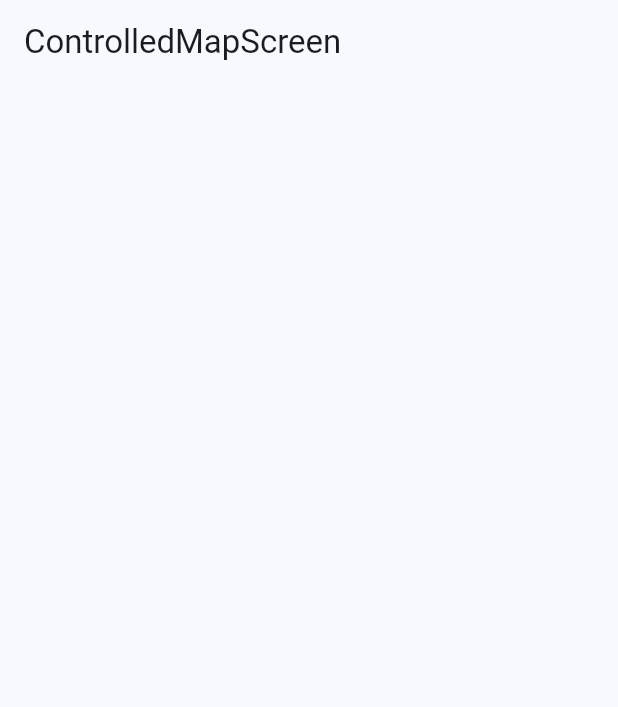
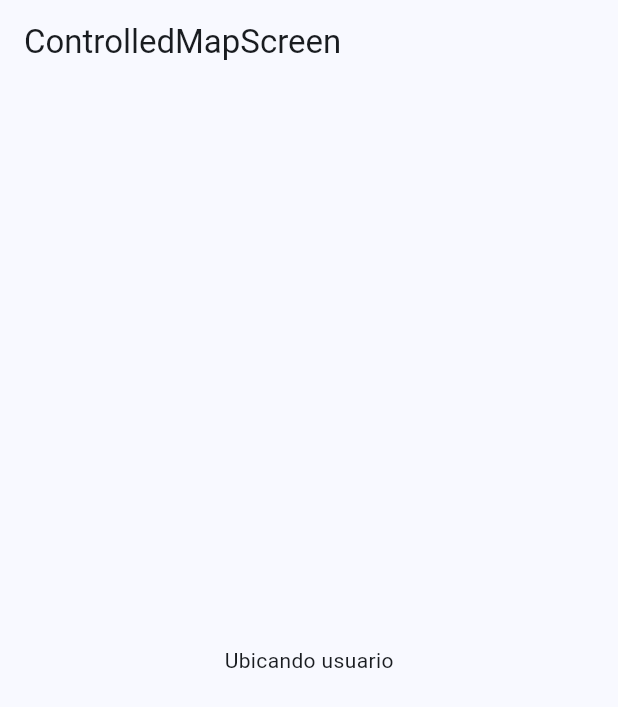
Before and after one commit to marcelojmfr10/flutter-intermedio, a Flutter app: the ControlledMapScreen screen opened by its route, on a phone screen of 412 x 824 dp. Shown: the top 707 px of the screen. Run offline on Flutter 3.47's test engine with Material 3 defaults, Android fonts, the phone set to English and light mode, and no system bars; our stand-ins replace dio, flutter_compass, flutter_riverpod, geolocator, go_router, google_fonts and 5 more.

Commit message:
Inicio pantalla controlled_map

```diff
--- a/lib/presentation/screens/location/controlled_map_screen.dart
+++ b/lib/presentation/screens/location/controlled_map_screen.dart
@@ -1,10 +1,31 @@
 import 'package:flutter/material.dart';
+import 'package:flutter_miscellaneous/presentation/providers/providers.dart';
+import 'package:flutter_riverpod/flutter_riverpod.dart';
 
-class ControlledMapScreen extends StatelessWidget {
+class ControlledMapScreen extends ConsumerWidget {
   const new({super.key});
 
   @override
-  Widget build(BuildContext context) {
-    return Scaffold(appBar: AppBar(title: Text('ControlledMapScreen')));
+  Widget build(BuildContext context, ref) {
+    final watchUserLocation = ref.watch(watchLocationProvider);
+    return Scaffold(
+      appBar: AppBar(title: Text('ControlledMapScreen')),
+      body: watchUserLocation.when(
+        data: (data) => MapAndControls(latitude: data.$1, longitude: data.$2),
+        error: (error, stackTrace) => Text('$error'),
+        loading: () => Center(child: Text('Ubicando usuario')),
+      ),
+    );
   }
 }
+
+class MapAndControls extends StatelessWidget {
+  final double latitude;
+  final double longitude;
+  const new({super.key, required this.latitude, required this.longitude});
+
+  @override
+  Widget build(BuildContext context) {
+    return const Placeholder();
+  }
+}
```
